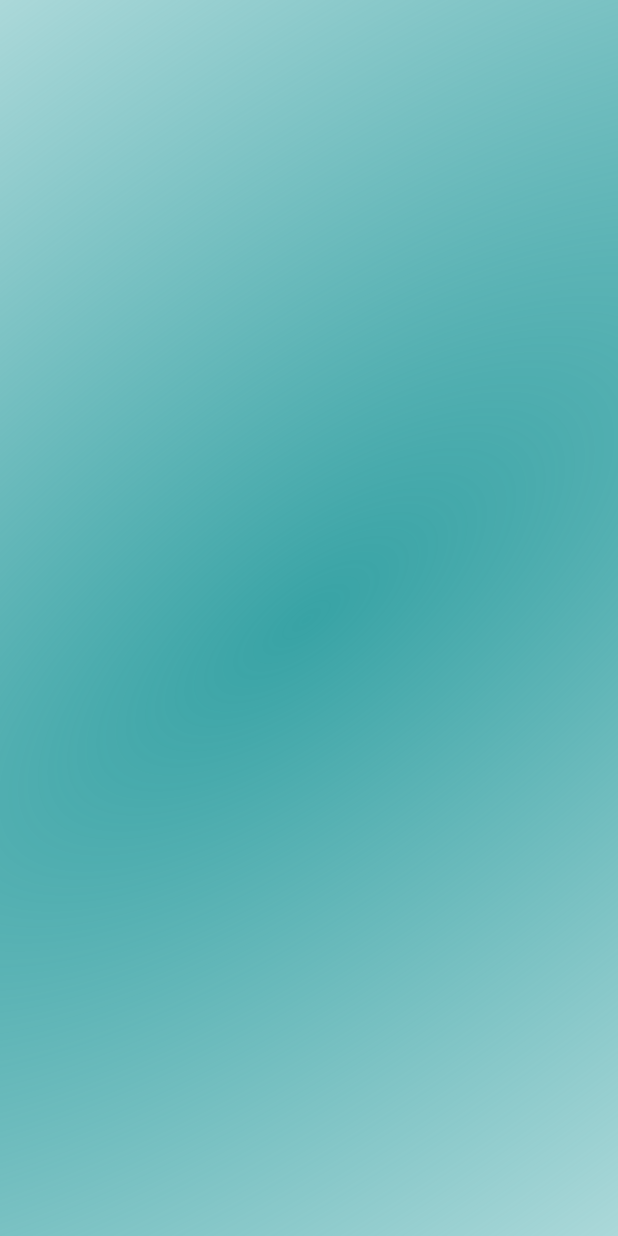
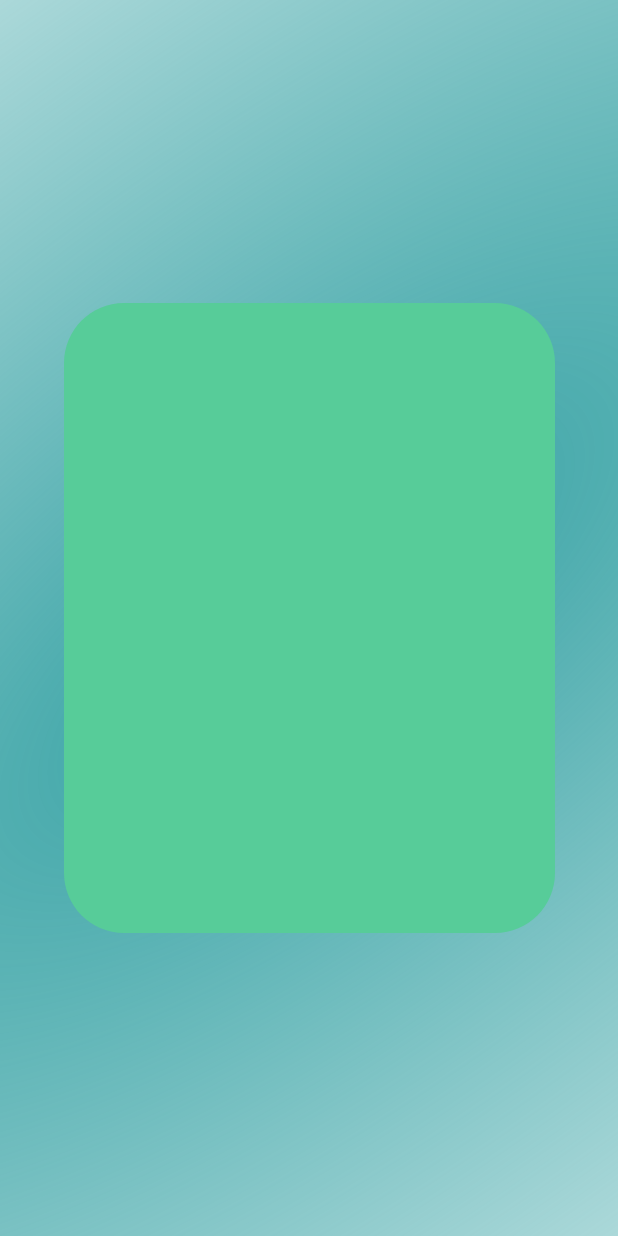
Before and after one commit to AlexanderDP08/Project_ManPro, an Android app: the layout fragment_sign_up.xml on its own in the app's theme, with its tools: preview values and no code run, on a phone screen of 412 x 824 dp. Run offline under Robolectric (Android 15) with nearby library versions, the phone set to English and light mode, and no system bars.

Commit message:
update signup

```diff
--- /dev/null
+++ b/app/src/main/res/drawable/rectangel_7.xml
@@ -0,0 +1,24 @@
+<?xml version="1.0" encoding="utf-8"?>
+<vector
+    xmlns:android="http://schemas.android.com/apk/res/android"
+    xmlns:aapt="http://schemas.android.com/aapt"
+    android:width="327dp"
+    android:height="420dp"
+    android:viewportWidth="327"
+    android:viewportHeight="420"
+    >
+
+    <group>
+
+        <clip-path
+            android:pathData="M40 0H287C309.091 0 327 17.9086 327 40V380C327 402.091 309.091 420 287 420H40C17.9086 420 0 402.091 0 380V40C0 17.9086 17.9086 0 40 0Z"
+            />
+
+        <path
+            android:pathData="M0 0V420H327V0"
+            android:fillColor="#57CC99"
+            />
+
+    </group>
+
+</vector>
--- a/app/src/main/res/layout/fragment_sign_up.xml
+++ b/app/src/main/res/layout/fragment_sign_up.xml
@@ -1,14 +1,24 @@
 <?xml version="1.0" encoding="utf-8"?>
-<LinearLayout xmlns:android="http://schemas.android.com/apk/res/android"
+<androidx.constraintlayout.widget.ConstraintLayout xmlns:android="http://schemas.android.com/apk/res/android"
+    xmlns:app="http://schemas.android.com/apk/res-auto"
     xmlns:tools="http://schemas.android.com/tools"
     android:layout_width="match_parent"
     android:layout_height="match_parent"
     tools:context=".SignUp"
     android:clipToOutline="true"
-
     android:background="@drawable/sign_up">
 
     <!-- TODO: Update blank fragment layout -->
 
+    <View
+        android:layout_width="327dp"
+        android:layout_height="420dp"
+        android:layout_alignParentLeft="true"
+        android:layout_alignParentTop="true"
+        android:background="@drawable/rectangel_7"
+        app:layout_constraintBottom_toBottomOf="parent"
+        app:layout_constraintEnd_toEndOf="parent"
+        app:layout_constraintStart_toStartOf="parent"
+        app:layout_constraintTop_toTopOf="parent" />
 
-</LinearLayout>
+</androidx.constraintlayout.widget.ConstraintLayout>
```
